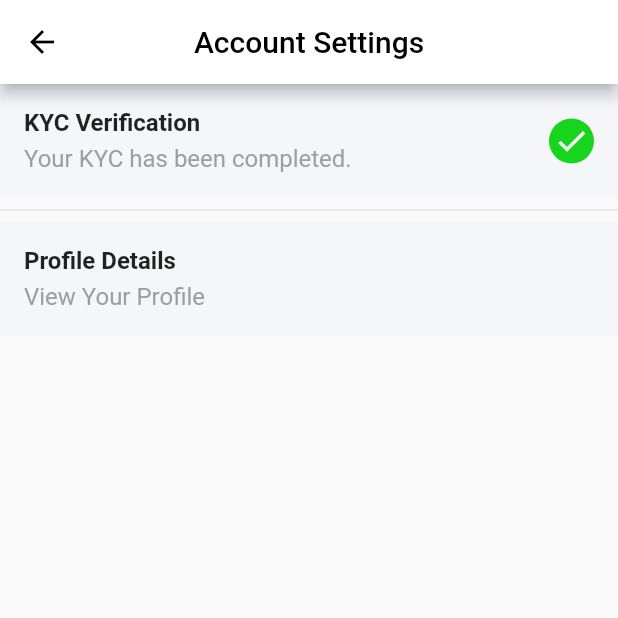
After one commit to amitsh223/collageezy, a Flutter app: the TabPage screen opened directly, item 4 of the bottom bar chosen, after a tap on "My Account", on a phone screen of 412 x 824 dp, the top half of it. The commit adds this screen. Run offline on Flutter 3.47's test engine with Material 2 defaults, Android fonts, the phone set to English and light mode, and no system bars; our stand-ins replace firebase_auth, firebase_core, firebase_database, flutter_spinkit, fluttertoast, google_fonts and 6 more; missing offline and left inert: aadhaar_offline_ekyc; accounts and stored records are empty.

Commit message:
some more changes

```diff
--- /dev/null
+++ b/lib/my_account.dart
@@ -0,0 +1,124 @@
+import 'package:collageezy/editProfile.dart';
+import 'package:flutter/material.dart';
+import 'package:google_fonts/google_fonts.dart';
+import 'package:line_icons/line_icon.dart';
+import 'package:line_icons/line_icons.dart';
+
+class MyAccount extends StatefulWidget {
+  const MyAccount({Key? key}) : super(key: key);
+
+  @override
+  State<MyAccount> createState() => _MyAccountState();
+}
+
+class _MyAccountState extends State<MyAccount> {
+  bool is_KYC_completed = true;
+  Map<bool, String> kyc_statements = {
+    true: "Your KYC has been completed.",
+    false: "Complete your KYC."
+  };
+  @override
+  Widget build(BuildContext context) {
+    return Scaffold(
+      appBar: AppBar(
+        leading: IconButton(
+          onPressed: () => Navigator.pop(context),
+          icon: Icon(
+            Icons.arrow_back,
+            color: Colors.black,
+          ),
+        ),
+        centerTitle: true,
+        elevation: 4,
+        title: Text(
+          "Account Settings",
+          style: TextStyle(color: Colors.black, fontSize: 20),
+        ),
+        backgroundColor: Colors.white,
+      ),
+      body: SafeArea(
+        child: Column(
+          children: [
+            InkWell(
+              onTap: () {},
+              child: Container(
+                padding: EdgeInsets.symmetric(vertical: 10),
+                color: Color(0xffF5F6FA),
+                child: ListTile(
+                    title: Column(
+                      children: [
+                        Align(
+                          alignment: Alignment.centerLeft,
+                          child: Text(
+                            "KYC Verification",
+                            style:
+                                GoogleFonts.roboto(fontWeight: FontWeight.bold),
+                          ),
+                        ),
+                        SizedBox(
+                          height: 5,
+                        ),
+                        Align(
+                          alignment: Alignment.centerLeft,
+                          child: Text(
+                            kyc_statements[is_KYC_completed]!,
+                            style: GoogleFonts.roboto(color: Colors.grey),
+                          ),
+                        ),
+                      ],
+                    ),
+                    trailing: is_KYC_completed
+                        ? CircleAvatar(
+                            radius: 15,
+                            backgroundColor: Color.fromARGB(255, 23, 212, 29),
+                            child: Icon(Icons.done, color: Colors.white),
+                          )
+                        : CircleAvatar(
+                            radius: 15,
+                            backgroundColor: Colors.red,
+                            child: Icon(Icons.dangerous_outlined,
+                                color: Colors.white),
+                          )),
+              ),
+            ),
+            Divider(),
+            InkWell(
+              onTap: () => Navigator.push(
+                  context,
+                  MaterialPageRoute(
+                      builder: (BuildContext ctx) => EditProfile())),
+              child: Container(
+                padding: EdgeInsets.symmetric(vertical: 10),
+                color: Color(0xffF5F6FA),
+                child: ListTile(
+                  title: Column(
+                    children: [
+                      Align(
+                        alignment: Alignment.centerLeft,
+                        child: Text(
+                          "Profile Details",
+                          style:
+                              GoogleFonts.roboto(fontWeight: FontWeight.bold),
+                        ),
+                      ),
+                      SizedBox(
+                        height: 5,
+                      ),
+                      Align(
+                        alignment: Alignment.centerLeft,
+                        child: Text(
+                          "View Your Profile",
+                          style: GoogleFonts.roboto(color: Colors.grey),
+                        ),
+                      ),
+                    ],
+                  ),
+                ),
+              ),
+            ),
+          ],
+        ),
+      ),
+    );
+  }
+}
--- /dev/null
+++ b/lib/profile_menu.dart
@@ -0,0 +1,270 @@
+// ignore_for_file: prefer_const_constructors
+
+import 'dart:developer';
+import 'dart:io';
+
+import 'package:collageezy/my_account.dart';
+import 'package:flutter/material.dart';
+import 'package:aadhaar_offline_ekyc/aadhaar_offline_ekyc.dart';
+import 'package:image_picker/image_picker.dart';
+import 'package:line_icons/line_icon.dart';
+import 'package:line_icons/line_icons.dart';
+
+class ProfileMenu extends StatefulWidget {
+  const ProfileMenu({Key? key}) : super(key: key);
+
+  @override
+  State<ProfileMenu> createState() => _ProfileMenuState();
+}
+
+class _ProfileMenuState extends State<ProfileMenu> {
+  bool is_KYC_completed = true;
+  XFile? _image;
+  void _showPicker(context) {
+    showModalBottomSheet(
+        context: context,
+        builder: (BuildContext bc) {
+          return SafeArea(
+            child: Container(
+              child: Wrap(
+                children: <Widget>[
+                  ListTile(
+                      leading: const Icon(Icons.photo_library),
+                      title: const Text('Photo Library'),
+                      onTap: () {
+                        _imgFromGallery();
+                        Navigator.of(context).pop();
+                      }),
+                  ListTile(
+                    leading: const Icon(Icons.photo_camera),
+                    title: const Text('Camera'),
+                    onTap: () {
+                      _imgFromCamera();
+                      Navigator.of(context).pop();
+                    },
+                  ),
+                ],
+              ),
+            ),
+          );
+        });
+  }
+
+  _imgFromCamera() async {
+    XFile? image = await ImagePicker()
+        .pickImage(source: ImageSource.camera, imageQuality: 50);
+    setState(() {
+      _image = image;
+    });
+    // _cropImage();
+  }
+
+  _imgFromGallery() async {
+    XFile? image = await ImagePicker().pickImage(
+      source: ImageSource.gallery,
+      imageQuality: 50,
+    );
+    setState(() {
+      _image = image;
+    });
+    // _cropImage();
+  }
+
+  offileneAdhaar() {
+    return OfflineAadhaarSdk(
+      baseUrl: 'https://pre-production.deepvue.tech/v1',
+      clientId: 'Smart India Hack(Amit)',
+      clientSecret:
+          '6f0ee1005c149e881e5cf1498463f47fe9e6c40feac449e1a99fd4f45f71b671',
+      useFaceMatch: false,
+      imageUrl:
+          "https://upload.wikimedia.org/wikipedia/en/thumb/c/cf/Aadhaar_Logo.svg/375px-Aadhaar_Logo.svg.png",
+      failureCallback: (int failureCode) {},
+      successCallback: (String response) {
+        log(response.toString());
+      },
+    );
+  }
+
+  void startSdk(BuildContext context, OfflineAadhaarSdk aadhaarSdk) {
+    Navigator.push(
+      context,
+      MaterialPageRoute(builder: (context) => aadhaarSdk),
+    );
+  }
+
+  @override
+  Widget build(BuildContext context) {
+    final height = MediaQuery.of(context).size.height;
+    final width = MediaQuery.of(context).size.width;
+
+    return Scaffold(
+      appBar: AppBar(
+        centerTitle: true,
+        elevation: 0,
+        title: Text(
+          "Profile",
+          style: TextStyle(color: Colors.black, fontSize: 20),
+        ),
+        backgroundColor: Colors.white,
+      ),
+      body: SafeArea(
+        child: Column(
+          children: [
+            SizedBox(
+              height: height * 0.02,
+            ),
+            Center(
+              child: Stack(
+                children: [
+                  ClipOval(
+                    child: _image != null
+                        ? Image.file(
+                            File(
+                              _image!.path,
+                            ),
+                            width: 130,
+                            height: 130,
+                            fit: BoxFit.fill,
+                          )
+                        : Image.asset(
+                            "assets/user_avatar.png",
+                            width: 130,
+                            height: 130,
+                            fit: BoxFit.fill,
+                          ),
+                  ),
+                  Positioned(
+                      bottom: _image != null ? 1 : 2,
+                      right: _image != null ? 3 : 10,
+                      child: InkWell(
+                        onTap: () {
+                          _showPicker(context);
+                        },
+                        child: CircleAvatar(
+                          child: Icon(Icons.edit_outlined),
+                        ),
+                      ))
+                ],
+              ),
+            ),
+            const SizedBox(
+              height: 20,
+            ),
+            InkWell(
+              onTap: () {
+                Navigator.push(
+                    context,
+                    MaterialPageRoute(
+                        builder: (BuildContext ctx) => MyAccount()));
+              },
+              child: Container(
+                padding: EdgeInsets.symmetric(vertical: 10),
+                color: Color(0xffF5F6FA),
+                child: ListTile(
+                  leading: LineIcon(
+                    LineIcons.user,
+                    color: Colors.orange,
+                  ),
+                  title: Column(
+                    crossAxisAlignment: CrossAxisAlignment.start,
+                    children: [
+                      Row(
+                        children: [
+                          Text("My Account"),
+                          SizedBox(
+                            width: 10,
+                          ),
+                          is_KYC_completed
+                              ? CircleAvatar(
+                                  radius: 12,
+                                  backgroundColor:
+                                      Color.fromARGB(255, 23, 212, 29),
+                                  child: Icon(Icons.done, color: Colors.white),
+                                )
+                              : CircleAvatar(
+                                  radius: 12,
+                                  backgroundColor: Colors.red,
+                                  child: Icon(Icons.dangerous_outlined,
+                                      color: Colors.white),
+                                ),
+                        ],
+                      ),
+                      Text(
+                        is_KYC_completed ? "(Verified)" : "(Not Verified)",
+                        style: TextStyle(color: Colors.grey),
+                      )
+                    ],
+                  ),
+                  trailing: Icon(Icons.arrow_forward_ios_outlined),
+                ),
+              ),
+            ),
+            const SizedBox(
+              height: 20,
+            ),
+            InkWell(
+              onTap: () {},
+              child: Container(
+                padding: EdgeInsets.symmetric(vertical: 10),
+                color: Color(
+                  0xffF5F6FA,
+                ),
+                child: ListTile(
+                  leading: LineIcon(
+                    LineIcons.cog,
+                    color: Colors.orange,
+                  ),
+                  title: Text("Settings"),
+                  trailing: Icon(Icons.arrow_forward_ios_outlined),
+                ),
+              ),
+            ),
+            const SizedBox(
+              height: 20,
+            ),
+            InkWell(
+              onTap: () {},
+              child: Container(
+                padding: EdgeInsets.symmetric(vertical: 10),
+                color: Color(0xffF5F6FA),
+                child: ListTile(
+                  leading: LineIcon(
+                    LineIcons.questionCircle,
+                    color: Colors.orange,
+                  ),
+                  title: Text("Help Center"),
+                  trailing: Icon(Icons.arrow_forward_ios_outlined),
+                ),
+              ),
+            ),
+            const SizedBox(
+              height: 20,
+            ),
+            InkWell(
+              onTap: () {},
+              child: Container(
+                padding: EdgeInsets.symmetric(vertical: 10),
+                color: Color(0xffF5F6FA),
+                child: ListTile(
+                  leading: LineIcon(
+                    LineIcons.fileExport,
+                    color: Colors.orange,
+                  ),
+                  title: Text("Log Out"),
+                  trailing: Icon(Icons.arrow_forward_ios_outlined),
+                ),
+              ),
+            ),
+            RaisedButton(
+              onPressed: () {
+                startSdk(context, offileneAdhaar());
+              },
+              child: Text('Verify Adhaar'),
+            )
+          ],
+        ),
+      ),
+    );
+  }
+}
--- a/lib/splesh_screen.dart
+++ b/lib/splesh_screen.dart
@@ -2,7 +2,7 @@ import 'dart:developer';
 
 import 'package:collageezy/home_screen.dart';
 import 'package:collageezy/login_screen.dart';
-import 'package:collageezy/profile_screen.dart';
+import 'package:collageezy/profile_menu.dart';
 import 'package:collageezy/register_screen1.dart';
 import 'package:firebase_database/firebase_database.dart';
 import 'package:flutter/material.dart';
--- /dev/null
+++ b/lib/tab_page.dart
@@ -0,0 +1,109 @@
+import 'dart:developer';
+
+import 'package:collageezy/profile_menu.dart';
+import 'package:flutter/material.dart';
+import 'package:line_icons/line_icons.dart';
+import 'package:google_nav_bar/google_nav_bar.dart';
+
+class TabPage extends StatefulWidget {
+  const TabPage({Key? key, this.title}) : super(key: key);
+
+  final String? title;
+
+  @override
+  _TabPageState createState() => _TabPageState();
+}
+
+class _TabPageState extends State<TabPage> {
+  int selectedIndex = 0;
+  List<Color> colors = [
+    Colors.purple,
+    Colors.pink,
+    Colors.amber[600]!,
+    Colors.teal,
+    Colors.lightBlue
+  ];
+  // List<Widget> tabs=[
+  //   Container(
+  //     color: Color,
+  //   )
+  // ];
+  @override
+  void initState() {
+    super.initState();
+  }
+
+  void _tabChanged(int index) {
+    setState(() {
+      selectedIndex = index;
+    });
+    log("Selected index $selectedIndex");
+  }
+
+  @override
+  Widget build(BuildContext context) {
+    return Scaffold(
+        backgroundColor: Colors.white,
+        bottomNavigationBar: Container(
+          decoration: BoxDecoration(color: Colors.white),
+          child: Padding(
+            padding: const EdgeInsets.symmetric(horizontal: 22.0, vertical: 14),
+            child: GNav(
+              padding: EdgeInsets.symmetric(horizontal: 20, vertical: 14),
+              duration: Duration(milliseconds: 800),
+              gap: 8.5,
+              tabs: [
+                GButton(
+                  iconActiveColor: Colors.purple,
+                  iconColor: Colors.black,
+                  textColor: Colors.purple,
+                  backgroundColor: Colors.purple.withOpacity(.2),
+                  iconSize: 24,
+                  icon: LineIcons.home,
+                  text: 'Home',
+                ),
+                GButton(
+                  iconActiveColor: Colors.pink,
+                  iconColor: Colors.black,
+                  textColor: Colors.pink,
+                  backgroundColor: Colors.pink.withOpacity(.2),
+                  iconSize: 24,
+                  icon: LineIcons.heart,
+                  text: 'Likes',
+                ),
+                GButton(
+                  iconActiveColor: Colors.amber[600],
+                  iconColor: Colors.black,
+                  textColor: Colors.amber[600],
+                  backgroundColor: Colors.amber[600]!.withOpacity(.2),
+                  iconSize: 24,
+                  icon: LineIcons.search,
+                  text: 'Search',
+                ),
+                GButton(
+                  iconActiveColor: Colors.teal,
+                  iconColor: Colors.black,
+                  textColor: Colors.teal,
+                  backgroundColor: Colors.teal.withOpacity(.2),
+                  iconSize: 24,
+                  icon: LineIcons.user,
+                  text: 'Profile',
+                )
+              ],
+              selectedIndex: selectedIndex,
+              onTabChange: _tabChanged,
+            ),
+          ),
+        ),
+        body: AnimatedSwitcher(
+          duration: Duration(milliseconds: 800),
+          child: selectedIndex != 3
+              ? AnimatedContainer(
+                  duration: Duration(milliseconds: 800),
+                  color: colors[selectedIndex],
+                  child: Center(child: Text("Hello")),
+                )
+              : ProfileMenu(),
+        ));
+  }
+}
--- a/pubspec.yaml
+++ b/pubspec.yaml
@@ -53,6 +53,8 @@ dependencies:
   firebase_auth:
   flutter_spinkit:
   aadhaar_offline_ekyc: ^0.0.1
+  google_nav_bar: ^5.0.6
+  line_icons:
 
 dev_dependencies:
   flutter_test:
```
Also changed, not shown: lib/editProfile.dart (added, +93 -0 lines), lib/home_screen.dart (+45 -4 lines), lib/profile_screen.dart (deleted, +0 -55 lines), lib/register_screen1.dart (+21 -0 lines), pubspec.lock.
